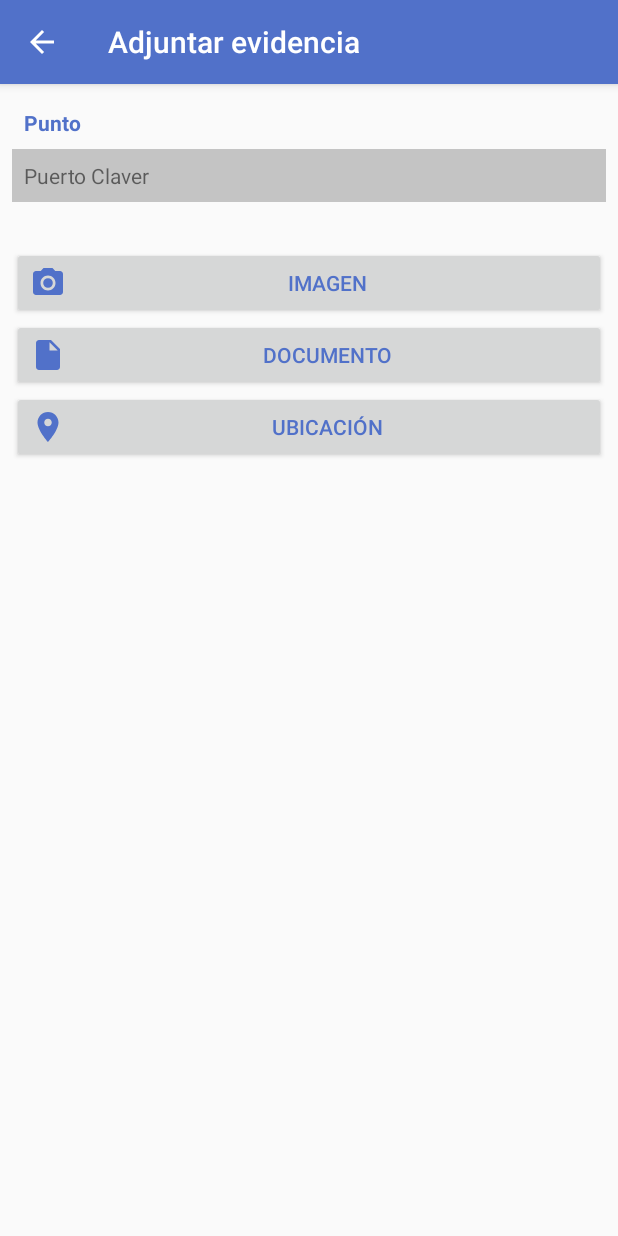
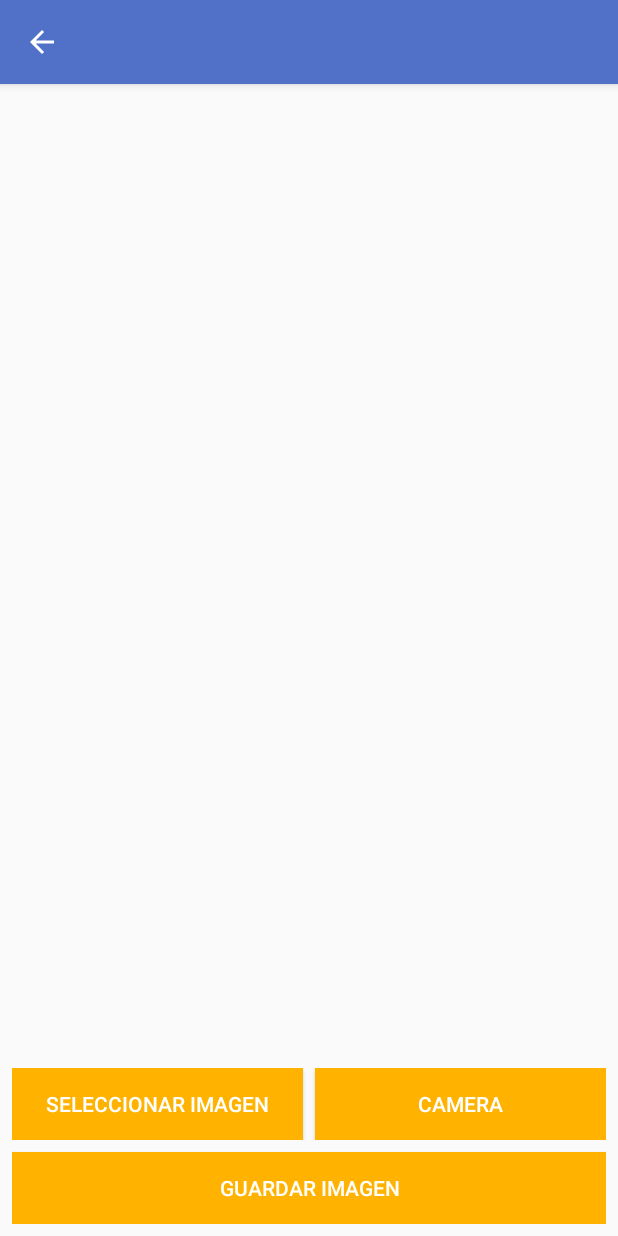
Before and after one commit to compumovil2010msc/Enruta2, an Android app: the AddEvidenceActivity screen opened directly, with no data from a screen before it, after a tap on "IMAGEN", on a phone screen of 412 x 824 dp. Run offline under Robolectric (Android 15) with nearby library versions, the phone set to English and light mode, and no system bars.

Commit message:
add image evidence activity completed. saving in a local album

```diff
--- a/app/src/main/java/co/edu/javeriana/enrutados/AddEvidenceActivity.java
+++ b/app/src/main/java/co/edu/javeriana/enrutados/AddEvidenceActivity.java
@@ -5,6 +5,7 @@ import androidx.appcompat.app.AppCompatActivity;
 
 import android.Manifest;
 import android.content.Context;
+import android.content.Intent;
 import android.content.SharedPreferences;
 import android.content.pm.PackageManager;
 import android.location.Location;
@@ -41,7 +42,8 @@ public class AddEvidenceActivity extends AppCompatActivity {
         buttonAddImage.setOnClickListener(new View.OnClickListener() {
             @Override
             public void onClick(View v) {
-
+                Intent intent = new Intent(v.getContext(), GalleryActivity.class);
+                startActivity(intent);
             }
         });
         buttonAddDocument.setOnClickListener(new View.OnClickListener() {
--- a/app/src/main/java/co/edu/javeriana/enrutados/DrawerActivity.java
+++ b/app/src/main/java/co/edu/javeriana/enrutados/DrawerActivity.java
@@ -77,6 +77,7 @@ public class DrawerActivity extends AppCompatActivity {
                 editor.putString(getString(R.string.preference_user_key), null);
                 editor.commit();
                 Intent intent = new Intent(this, MainActivity.class);
+                intent.setFlags(Intent.FLAG_ACTIVITY_NEW_TASK | Intent.FLAG_ACTIVITY_CLEAR_TASK);
                 intent.putExtra("logout", true);
                 startActivity(intent);
                 return true;
--- /dev/null
+++ b/app/src/main/res/layout/activity_gallery.xml
@@ -0,0 +1,53 @@
+<?xml version="1.0" encoding="utf-8"?>
+<LinearLayout xmlns:android="http://schemas.android.com/apk/res/android"
+    xmlns:app="http://schemas.android.com/apk/res-auto"
+    xmlns:tools="http://schemas.android.com/tools"
+    android:layout_width="match_parent"
+    android:padding="8dp"
+    android:orientation="vertical"
+    android:layout_height="match_parent"
+    tools:context=".GalleryActivity">
+
+    <LinearLayout
+        android:layout_width="match_parent"
+        android:layout_height="0dp"
+        android:layout_weight="1"
+        android:gravity="center"
+        android:orientation="vertical">
+        <ImageView
+            android:id="@+id/img_to_add"
+            android:layout_width="300dp"
+            android:layout_height="300dp"/>
+    </LinearLayout>
+    <LinearLayout
+        android:paddingBottom="8dp"
+        android:orientation="horizontal"
+        android:layout_width="match_parent"
+        android:layout_height="wrap_content">
+        <Button
+            android:id="@+id/button_get_image"
+            android:text="@string/select_image"
+            android:background="@color/orangeButton"
+            android:textColor="@color/strongContrastColor"
+            android:layout_marginRight="4dp"
+            android:layout_width="0dp"
+            android:layout_height="wrap_content"
+            android:layout_weight="0.5"/>
+        <Button
+            android:id="@+id/button_camera"
+            android:text="@string/camera"
+            android:background="@color/orangeButton"
+            android:textColor="@color/strongContrastColor"
+            android:layout_marginLeft="4dp"
+            android:layout_width="0dp"
+            android:layout_height="wrap_content"
+            android:layout_weight="0.5"/>
+    </LinearLayout>
+    <Button
+        android:id="@+id/button_save_image"
+        android:text="@string/save_image"
+        android:background="@color/orangeButton"
+        android:textColor="@color/strongContrastColor"
+        android:layout_width="match_parent"
+        android:layout_height="wrap_content"/>
+</LinearLayout>
--- a/app/src/main/res/values/strings.xml
+++ b/app/src/main/res/values/strings.xml
@@ -8,6 +8,7 @@
     <string name="description">Descripción</string>
     <string name="end_date">Fecha de inicio: %s</string>
     <string name="error_empty_field">El campo no puede estar vacío</string>
+    <string name="error_image_not_selected">Selecciona una imagen o toma una foto primero</string>
     <string name="error_incorrect_login">Usuario o contraseña incorrectos</string>
     <string name="forgot_password">He olvidado mi contraseña</string>
     <string name="location_lat_long">%f, %f</string>
@@ -47,7 +48,13 @@
     <string name="documents">Documentos</string>
 
     <string name="title_activity_maps">Map</string>
+    <string name="title_activity_gallery">Adjuntar imagen</string>
     <string name="image">Imagen</string>
     <string name="document">Documento</string>
     <string name="location">Ubicación</string>
+    <string name="select_image">Seleccionar imagen</string>
+    <string name="camera">Camera</string>
+    <string name="save_image">Guardar imagen</string>
+    <string name="image_saved">Imagen almacenada exitosamente</string>
+
 </resources>
```
Also changed, not shown: app/src/main/AndroidManifest.xml (+8 -4 lines), app/src/main/java/co/edu/javeriana/enrutados/GalleryActivity.java (added, +236 -0 lines), app/src/main/java/co/edu/javeriana/enrutados/Utils.java (+6 -5 lines).
